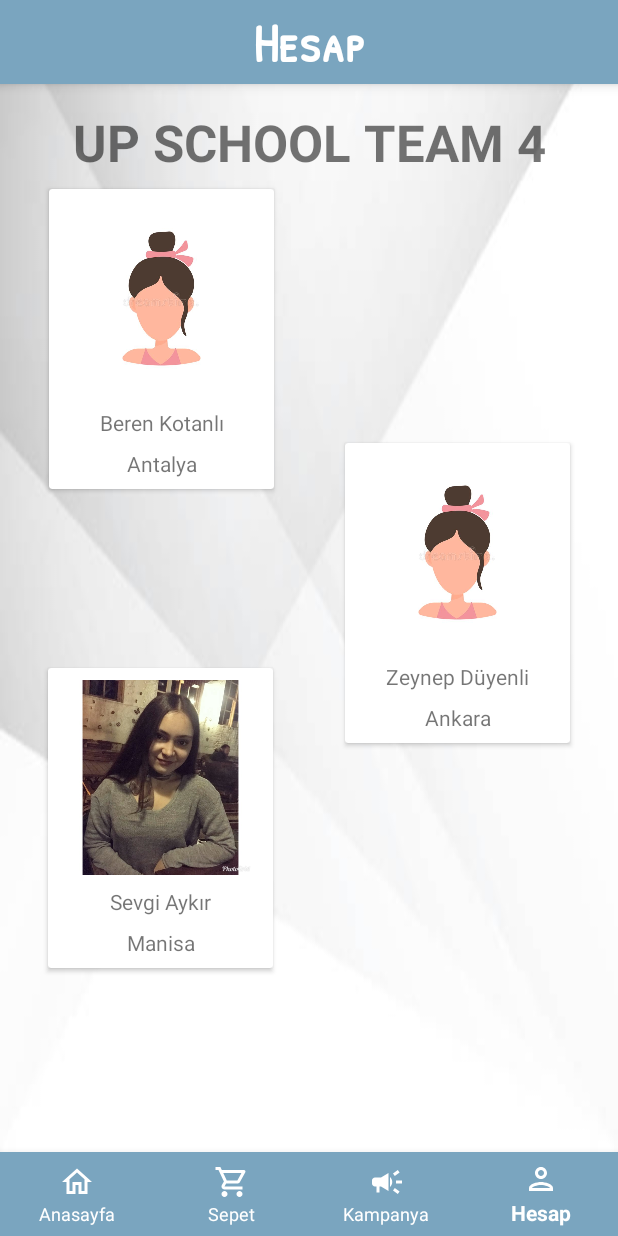
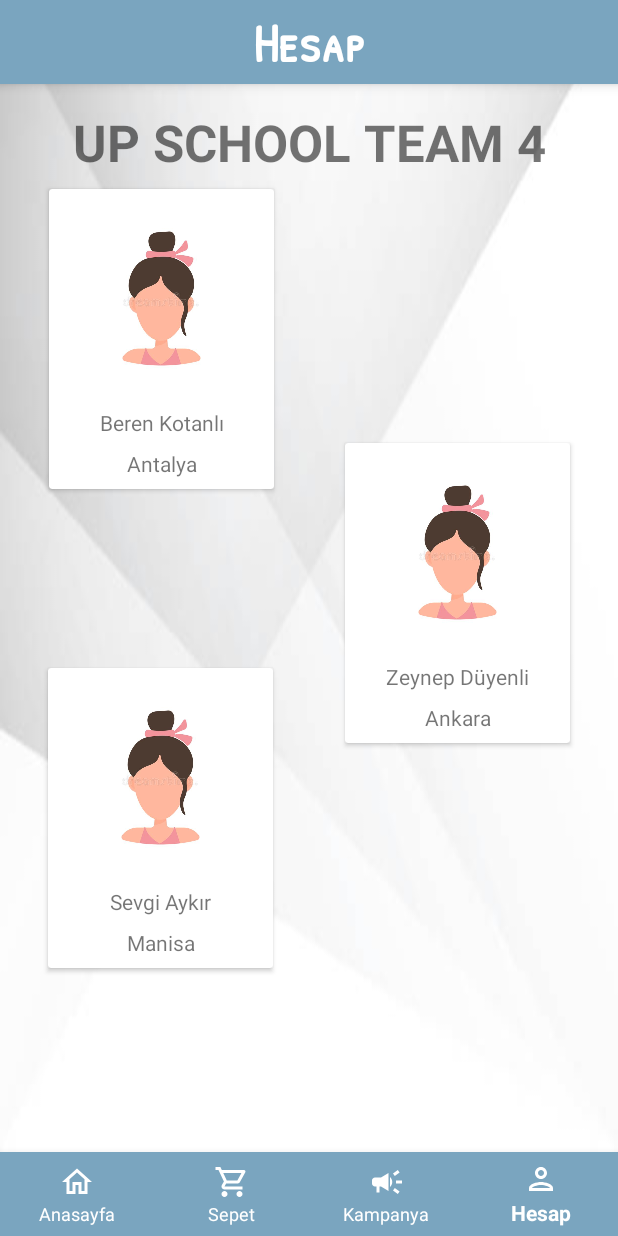
Before and after one commit to berenkotanli/Team4-Project, an Android app: the ProfilePageFragment screen opened through its navigation route, on a phone screen of 412 x 824 dp. Run offline under Robolectric (Android 15) with nearby library versions, the phone set to English and light mode, and no system bars; our stand-ins replace navigation-ui; Roboto replaces fonts that are not available here.

```diff
--- a/app/src/main/res/layout/fragment_profile_page.xml
+++ b/app/src/main/res/layout/fragment_profile_page.xml
@@ -165,7 +165,7 @@
                 app:layout_constraintHorizontal_bias="0.5"
                 app:layout_constraintStart_toStartOf="parent"
                 app:layout_constraintTop_toTopOf="parent"
-                app:srcCompat="@drawable/sevgi" />
+                app:srcCompat="@drawable/female" />
 
             <TextView
                 android:id="@+id/textView17"
```
Also changed, not shown: app/src/main/res/drawable/sevgi.png (deleted).
